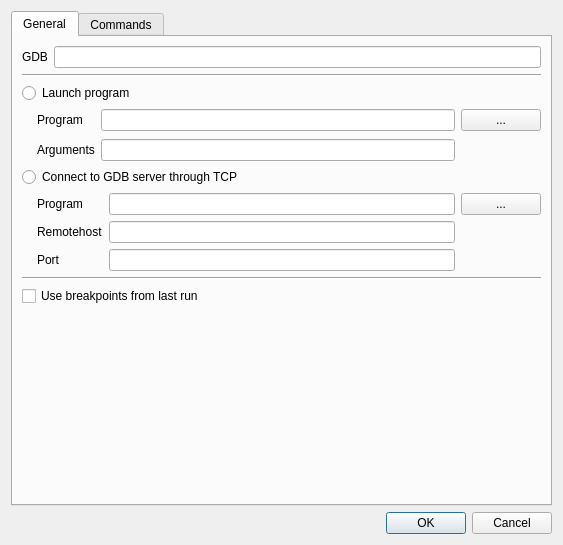
jhn98032/gede, file src/opendialog.ui: the form before one commit.
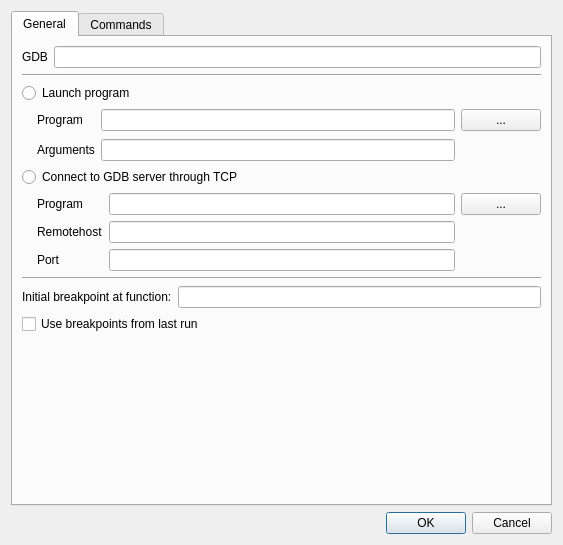
The form after the commit.

Commit message: added 'initial breakpoint func' in opendialog

Patch:
```diff
--- a/src/opendialog.ui
+++ b/src/opendialog.ui
@@ -160,6 +160,20 @@
          </property>
         </widget>
        </item>
+       <item>
+        <layout class="QHBoxLayout" name="horizontalLayout">
+         <item>
+          <widget class="QLabel" name="label_7">
+           <property name="text">
+            <string>Initial breakpoint at function:</string>
+           </property>
+          </widget>
+         </item>
+         <item>
+          <widget class="QLineEdit" name="lineEdit_initialBreakpoint"/>
+         </item>
+        </layout>
+       </item>
        <item>
         <widget class="QCheckBox" name="checkBox_reloadBreakpoints">
          <property name="text">
```
The commit also changes 5 other files.
